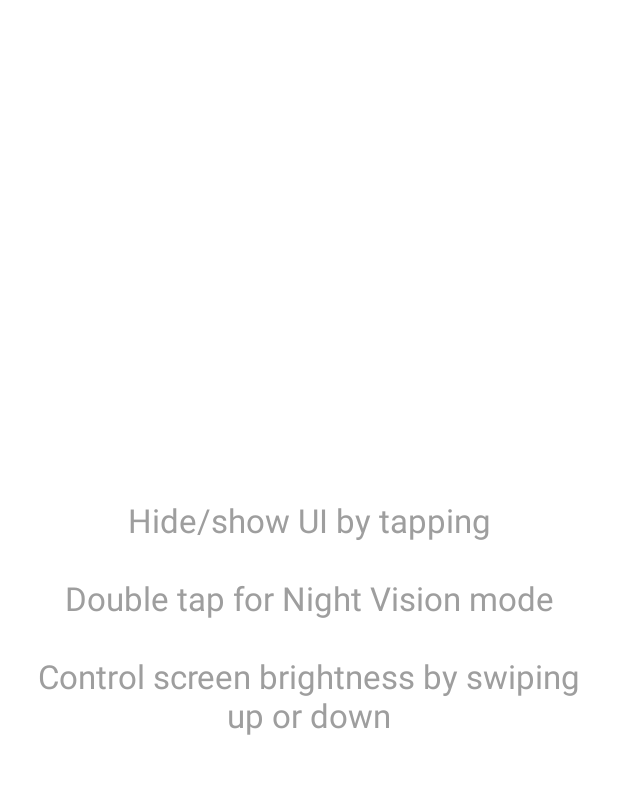
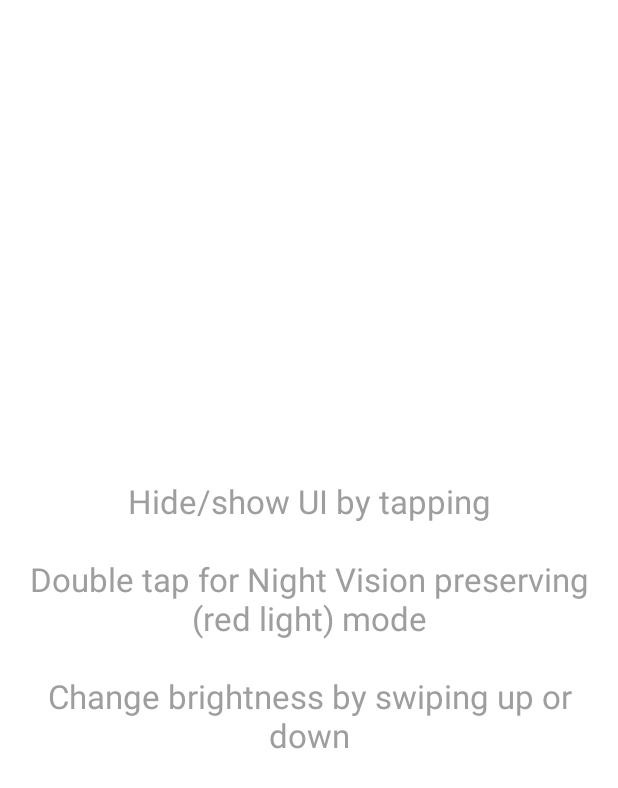
Before and after one commit to balazsgerlei/ScreenLit, an Android app: the layout activity_fullscreen.xml on its own in the app's theme, with its tools: preview values and no code run, on a phone screen of 412 x 824 dp. Shown: the top 788 px of the screen. Run offline under Robolectric (Android 15) with nearby library versions, the phone set to English and light mode, and no system bars.

Commit message:
Clarify the on-screen tutorial text

```diff
--- a/app/src/main/res/values/strings.xml
+++ b/app/src/main/res/values/strings.xml
@@ -2,5 +2,5 @@
     <string name="app_name">ScreenLit</string>
     <string name="dummy_button">Dummy Button</string>
     <string name="dummy_content">DUMMY\nCONTENT</string>
-    <string name="gesture_description">Hide/show UI by tapping\n\nDouble tap for Night Vision mode\n\nControl screen brightness by swiping up or down</string>
+    <string name="gesture_description">Hide/show UI by tapping\n\nDouble tap for Night Vision preserving (red light) mode\n\nChange brightness by swiping up or down</string>
 </resources>
```
